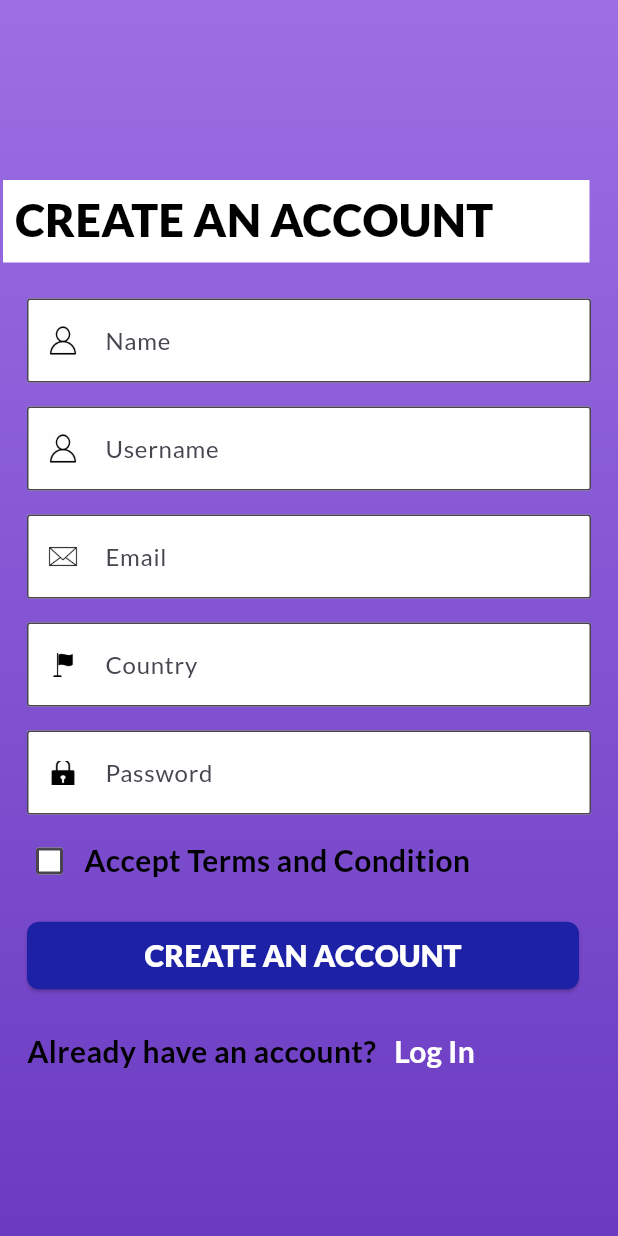
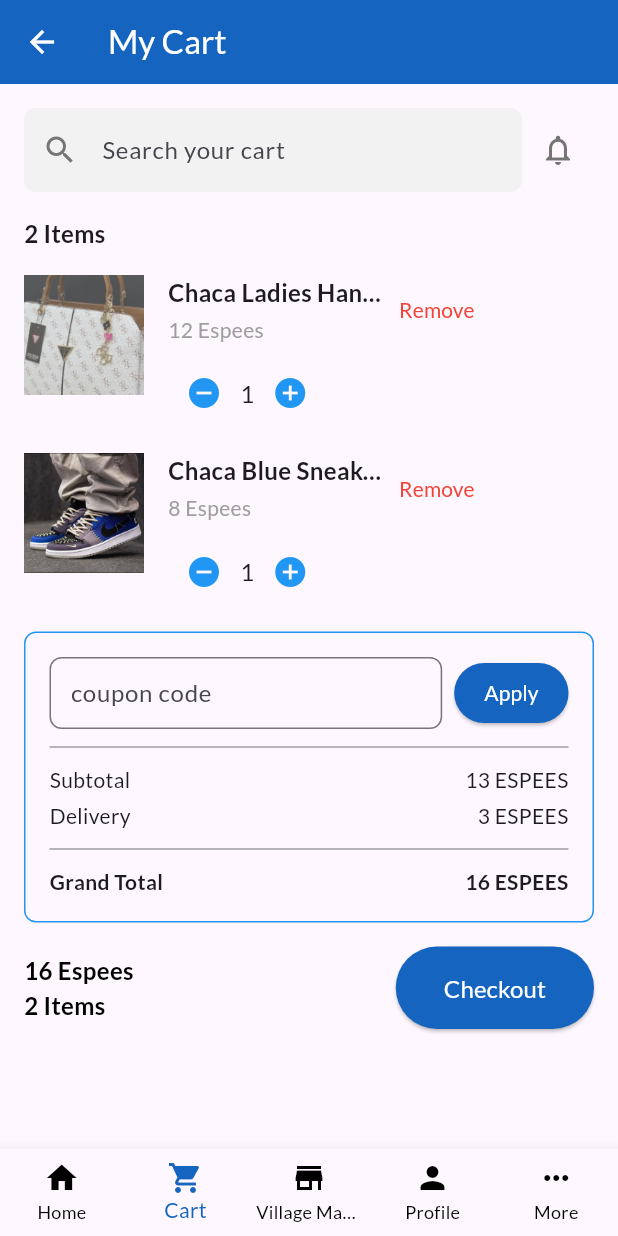
Before and after one commit to ZION9092/KingsChat, a Flutter app: the screen it shows after launch, on a phone screen of 412 x 824 dp. Run offline on Flutter 3.47's test engine with Material 3 defaults, Android fonts, the phone set to English and light mode, and no system bars; our stand-ins replace flutter_rating_bar, get.

Commit message:
cart page added

```diff
--- a/lib/main.dart
+++ b/lib/main.dart
@@ -1,5 +1,6 @@
 import 'package:flutter/material.dart';
 import 'package:get/get.dart';
+import 'package:project/pages/cart_page.dart';
 import 'package:project/pages/create_account_page.dart';
 
 void main() {
@@ -19,7 +20,7 @@ class MyApp extends StatelessWidget {
         fontFamily: "Lato",
         useMaterial3: true,
       ),
-      home: const CreateAccountPage(),
+      home: const CartPage(),
     );
   }
 }
--- /dev/null
+++ b/lib/pages/cart_page.dart
@@ -0,0 +1,245 @@
+import 'package:flutter/material.dart';
+import 'package:get/get.dart';
+import 'package:project/constants/colors.dart';
+
+class CartPage extends StatelessWidget {
+  const CartPage({Key? key}) : super(key: key);
+
+  @override
+  Widget build(BuildContext context) {
+    return Scaffold(
+      appBar: AppBar(
+        title: const Text("My Cart", style: TextStyle(color: AppColors.formColor),),
+        backgroundColor: Colors.blue[800],
+        leading: IconButton(
+          icon: const Icon(Icons.arrow_back, color: AppColors.formColor,),
+          onPressed: () => Get.back(),
+        ),
+      ),
+      body: SingleChildScrollView(
+        child: Padding(
+          padding: const EdgeInsets.all(16.0),
+          child: Column(
+            crossAxisAlignment: CrossAxisAlignment.start,
+            children: [
+              // Search bar and notifications
+              Row(
+                children: [
+                  Expanded(
+                    child: TextField(
+                      decoration: InputDecoration(
+                        hintText: "Search your cart",
+                        prefixIcon: Icon(Icons.search, color: Colors.grey[600]),
+                        border: OutlineInputBorder(
+                          borderRadius: BorderRadius.circular(8),
+                          borderSide: BorderSide.none,
+                        ),
+                        fillColor: const Color(0xFFF2F2F2),
+                        filled: true,
+                      ),
+                    ),
+                  ),
+                  IconButton(
+                    icon: Icon(Icons.notifications_outlined, color: Colors.grey[600]),
+                    onPressed: () {},
+                  ),
+                ],
+              ),
+              const SizedBox(height: 16),
+              const Text(
+                "2 Items",
+                style: TextStyle(fontSize: 16, fontWeight: FontWeight.bold),
+              ),
+              const SizedBox(height: 8),
+              // Cart items
+              ListView(
+                shrinkWrap: true,
+                physics: const NeverScrollableScrollPhysics(),
+                children: [
+                  _buildCartItem(
+                    "assets/images/handbag.png",
+                    "Chaca Ladies Handbag",
+                    "12 Espees",
+                  ),
+                  _buildCartItem(
+                    "assets/images/sneakers.png",
+                    "Chaca Blue Sneakers",
+                    "8 Espees",
+                  ),
+                ],
+              ),
+              // Coupon code and total section
+              const SizedBox(height: 8),
+              Container(
+                padding: const EdgeInsets.all(16),
+                decoration: BoxDecoration(
+                  border: Border.all(color: Colors.blue),
+                  borderRadius: BorderRadius.circular(8),
+                ),
+                child: Column(
+                  children: [
+                    Row(
+                      children: [
+                        Expanded(
+                          child: TextField(
+                            decoration: InputDecoration(
+                              hintText: "coupon code",
+                              border: OutlineInputBorder(
+                                borderRadius: BorderRadius.circular(8),
+                                borderSide: const BorderSide(color: Colors.grey),
+                              ),
+                              contentPadding: const EdgeInsets.symmetric(horizontal: 10),
+                            ),
+                          ),
+                        ),
+                        const SizedBox(width: 8),
+                        ElevatedButton(
+                          style: ElevatedButton.styleFrom(
+                            backgroundColor: Colors.blue[800],
+                            padding: const EdgeInsets.symmetric(horizontal: 20),
+                          ),
+                          onPressed: () {},
+                          child: const Text("Apply", style: TextStyle(color: AppColors.formColor),),
+                        ),
+                      ],
+                    ),
+                    const Divider(height: 24, color: Colors.grey),
+                    _buildPriceRow("Subtotal", "13 ESPEES"),
+                    const SizedBox(height: 4),
+                    _buildPriceRow("Delivery", "3 ESPEES"),
+                    const Divider(height: 24, color: Colors.grey),
+                    _buildPriceRow("Grand Total", "16 ESPEES", isBold: true),
+                  ],
+                ),
+              ),
+              const SizedBox(height: 16),
+              // Checkout button
+              Row(
+                children: [
+                  const Expanded(
+                    child: Text(
+                      "16 Espees\n2 Items",
+                      style: TextStyle(
+                        fontSize: 16,
+                        fontWeight: FontWeight.bold,
+                        color: Colors.black,
+                      ),
+                    ),
+                  ),
+                  ElevatedButton(
+                    style: ElevatedButton.styleFrom(
+                      backgroundColor: Colors.blue[800],
+                      padding: const EdgeInsets.symmetric(horizontal: 32, vertical: 16),
+                    ),
+                    onPressed: () {},
+                    child: const Text(
+                      "Checkout",
+                      style: TextStyle(fontSize: 16,color: AppColors.formColor),
+                    ),
+                  ),
+                ],
+              ),
+            ],
+          ),
+        ),
+      ),
+      bottomNavigationBar: BottomNavigationBar(
+        currentIndex: 1,
+        type: BottomNavigationBarType.fixed,
+        selectedItemColor: Colors.blue[800],
+        unselectedItemColor: Colors.black,
+        items: const [
+          BottomNavigationBarItem(icon: Icon(Icons.home), label: "Home"),
+          BottomNavigationBarItem(icon: Icon(Icons.shopping_cart), label: "Cart"),
+          BottomNavigationBarItem(icon: Icon(Icons.store), label: "Village Market"),
+          BottomNavigationBarItem(icon: Icon(Icons.person), label: "Profile"),
+          BottomNavigationBarItem(icon: Icon(Icons.more_horiz), label: "More"),
+        ],
+      ),
+    );
+  }
+
+  Widget _buildCartItem(String imagePath, String title, String price) {
+  return Padding(
+    padding: const EdgeInsets.symmetric(vertical: 8.0),
+    child: Row(
+      crossAxisAlignment: CrossAxisAlignment.start,
+      children: [
+        Image.asset(
+          imagePath,
+          width: 80,
+          height: 80,
+          fit: BoxFit.cover,
+        ),
+        const SizedBox(width: 16),
+        Expanded(
+          child: Column(
+            crossAxisAlignment: CrossAxisAlignment.start,
+            children: [
+              Text(
+                title,
+                style: const TextStyle(fontSize: 16, fontWeight: FontWeight.bold),
+                overflow: TextOverflow.ellipsis, // To handle long titles
+              ),
+              const SizedBox(height: 4),
+              Text(
+                price,
+                style: const TextStyle(fontSize: 14, color: Colors.grey),
+              ),
+              const SizedBox(height: 8),
+              Row(
+                mainAxisSize: MainAxisSize.min,
+                children: [
+                  IconButton(
+                    icon: const Icon(Icons.remove_circle, color: Colors.blue),
+                    onPressed: () {},
+                  ),
+                  const Text("1", style: TextStyle(fontSize: 16)),
+                  IconButton(
+                    icon: const Icon(Icons.add_circle, color: Colors.blue),
+                    onPressed: () {},
+                  ),
+                ],
+              ),
+            ],
+          ),
+        ),
+        // Wrapped Remove button in a Flexible widget to avoid overflow
+        Flexible(
+          child: TextButton(
+            onPressed: () {},
+            child: const Text(
+              "Remove",
+              style: TextStyle(color: Colors.red),
+              overflow: TextOverflow.ellipsis, // To handle any text overflow
+            ),
+          ),
+        ),
+      ],
+    ),
+  );
+}
+
+
+  Widget _buildPriceRow(String label, String price, {bool isBold = false}) {
+    return Row(
+      mainAxisAlignment: MainAxisAlignment.spaceBetween,
+      children: [
+        Text(
+          label,
+          style: TextStyle(
+            fontSize: 14,
+            fontWeight: isBold ? FontWeight.bold : FontWeight.normal,
+          ),
+        ),
+        Text(
+          price,
+          style: TextStyle(
+            fontSize: 14,
+            fontWeight: isBold ? FontWeight.bold : FontWeight.normal,
+          ),
+        ),
+      ],
+    );
+  }
+}
```
